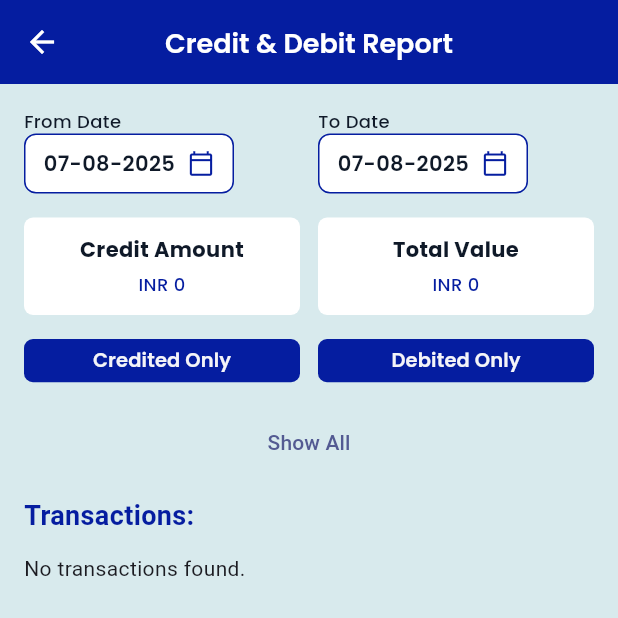
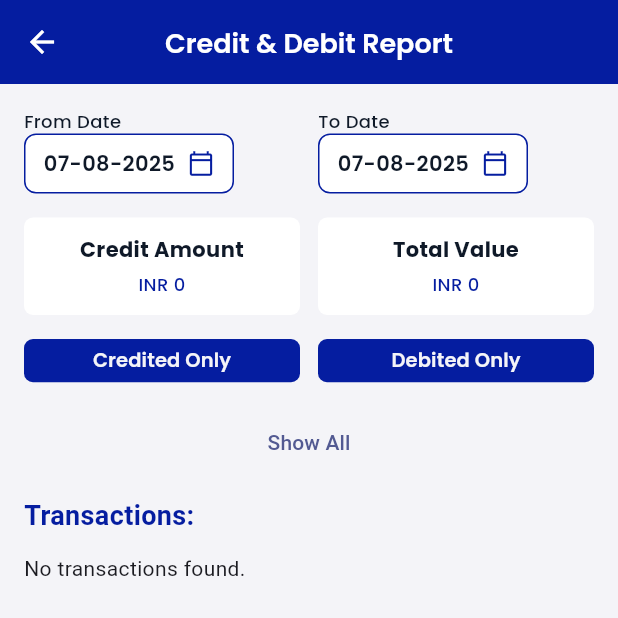
Before and after one commit to shayan5522/Sales-App, a Flutter app: the CreditDebitPage screen opened directly, on a phone screen of 412 x 824 dp, the top half of it. Run offline on Flutter 3.47's test engine with Material 3 defaults, Android fonts, the phone set to English and light mode, and no system bars; our stand-ins replace cloud_firestore, device_preview, firebase_auth, firebase_core, firebase_storage, get and 4 more; missing offline and left inert: dart:ffi; accounts and stored records are empty.

Commit message:
ui_fixes

```diff
--- a/lib/app/ui/screens/owner/Reports/Credit_Debit_Page.dart
+++ b/lib/app/ui/screens/owner/Reports/Credit_Debit_Page.dart
@@ -37,12 +37,17 @@ class _CreditDebitPageState extends State<CreditDebitPage> {
   Widget build(BuildContext context) {
     return Scaffold(
       appBar: const CustomAppbar(title: 'Credit & Debit Report'),
-      backgroundColor: const Color(0xFFD8EAED),
-      body: Obx(() => SingleChildScrollView(
+      backgroundColor: AppColors.backgroundColor,
+      body: Obx(() {
+        if (controller.isLoading.value) {
+          return const Center(child: CircularProgressIndicator(color: AppColors.primary,));
+        }
+        return SingleChildScrollView(
           padding: const EdgeInsets.all(16),
           child: Column(
             crossAxisAlignment: CrossAxisAlignment.start,
             children: [
+
               /// 🔹 DATE PICKERS
               Row(
                 children: [
@@ -52,7 +57,8 @@ class _CreditDebitPageState extends State<CreditDebitPage> {
                       initialDate: _fromDate ?? DateTime.now(),
                       onDateSelected: (date) {
                         setState(() => _fromDate = date);
-                      controller.filterByDateRange(from: _fromDate, to: _toDate);
+                        controller.filterByDateRange(from: _fromDate,
+                            to: _toDate);
                       },
                     ),
                   ),
@@ -63,7 +69,8 @@ class _CreditDebitPageState extends State<CreditDebitPage> {
                       initialDate: _toDate ?? DateTime.now(),
                       onDateSelected: (date) {
                         setState(() => _toDate = date);
-                      controller.filterByDateRange(from: _fromDate, to: _toDate);
+                        controller.filterByDateRange(from: _fromDate,
+                            to: _toDate);
                       },
                     ),
                   ),
@@ -77,14 +84,16 @@ class _CreditDebitPageState extends State<CreditDebitPage> {
                   Expanded(
                     child: CenteredAmountCard(
                       title: "Credit Amount",
-                    subtitle: "INR ${controller.totalCredit.value.toStringAsFixed(0)}",
+                      subtitle: "INR ${controller.totalCredit.value
+                          .toStringAsFixed(0)}",
                     ),
                   ),
                   const SizedBox(width: 12),
                   Expanded(
                     child: CenteredAmountCard(
                       title: "Total Value",
-                    subtitle: "INR ${(controller.totalCredit.value + controller.totalDebit.value).toStringAsFixed(0)}",
+                      subtitle: "INR ${(controller.totalCredit.value +
+                          controller.totalDebit.value).toStringAsFixed(0)}",
                     ),
                   ),
                 ],
@@ -98,14 +107,16 @@ class _CreditDebitPageState extends State<CreditDebitPage> {
                   Expanded(
                     child: SecondaryButton(
                       text: 'Credited Only',
-                    onPressed: () => controller.filterTransactions(type: 'credit'),
+                      onPressed: () =>
+                          controller.filterTransactions(type: 'credit'),
                     ),
                   ),
                   const SizedBox(width: 12),
                   Expanded(
                     child: SecondaryButton(
                       text: 'Debited Only',
-                    onPressed: () => controller.filterTransactions(type: 'debit'),
+                      onPressed: () =>
+                          controller.filterTransactions(type: 'debit'),
                     ),
                   ),
                 ],
@@ -132,7 +143,9 @@ class _CreditDebitPageState extends State<CreditDebitPage> {
               /// 🔹 TRANSACTIONS
               const Text(
                 "Transactions:",
-              style: TextStyle(fontSize: 18, fontWeight: FontWeight.bold, color: AppColors.primary),
+                style: TextStyle(fontSize: 18,
+                    fontWeight: FontWeight.bold,
+                    color: AppColors.primary),
               ),
               const SizedBox(height: 12),
 
@@ -147,7 +160,9 @@ class _CreditDebitPageState extends State<CreditDebitPage> {
               }).toList(),
             ],
           ),
-      )),
+        );
+      }
+      ),
     );
   }
 }
--- a/lib/app/ui/screens/owner/Reports/ExpenseReport/expense_report_controller.dart
+++ b/lib/app/ui/screens/owner/Reports/ExpenseReport/expense_report_controller.dart
@@ -5,6 +5,7 @@ import 'package:get/get.dart';
 class ExpenseReportController extends GetxController {
   final _firestore = FirebaseFirestore.instance;
   final _auth = FirebaseAuth.instance;
+  RxBool isLoading = true.obs;
 
   RxList<Map<String, dynamic>> allExpenses = <Map<String, dynamic>>[].obs;
   RxList<Map<String, dynamic>> filteredExpenses = <Map<String, dynamic>>[].obs;
@@ -14,6 +15,7 @@ class ExpenseReportController extends GetxController {
 
   Future<void> fetchExpenses() async {
     try {
+      isLoading.value = true;
       final uid = _auth.currentUser?.uid;
       if (uid == null) throw Exception("User not logged in");
 
@@ -46,6 +48,9 @@ class ExpenseReportController extends GetxController {
     } catch (e) {
       Get.snackbar("Error", "Failed to fetch expenses: $e");
       print(e);
+    }
+    finally{
+      isLoading.value=false;
     }
   }
 
--- a/lib/app/ui/screens/owner/Reports/ExpenseReport/expense_report_page.dart
+++ b/lib/app/ui/screens/owner/Reports/ExpenseReport/expense_report_page.dart
@@ -33,8 +33,12 @@ class _ExpenseReportPageState extends State<ExpenseReportPage> {
   Widget build(BuildContext context) {
     return Scaffold(
       appBar: const CustomAppbar(title: 'Expense Report'),
-      backgroundColor: const Color(0xFFD8EAED),
+      backgroundColor:  AppColors.backgroundColor,
       body: Obx(() {
+        if (controller.isLoading.value) {
+          return const Center(child: CircularProgressIndicator(color: AppColors.primary,));
+        }
+
         final chartData = controller.getCategoryTotals().entries.map((e) {
           return BarData(label: e.key, value: e.value.toDouble());
         }).toList();
--- a/lib/app/ui/screens/owner/Reports/transaction_view_controller.dart
+++ b/lib/app/ui/screens/owner/Reports/transaction_view_controller.dart
@@ -5,6 +5,7 @@ import 'package:firebase_auth/firebase_auth.dart';
 class TransactionViewController extends GetxController {
   RxList<Map<String, dynamic>> allTransactions = <Map<String, dynamic>>[].obs;
   RxList<Map<String, dynamic>> filteredTransactions = <Map<String, dynamic>>[].obs;
+  RxBool isLoading = true.obs;
 
   RxDouble totalCredit = 0.0.obs;
   RxDouble totalDebit = 0.0.obs;
@@ -17,6 +18,7 @@ class TransactionViewController extends GetxController {
 
   Future<void> fetchTransactions() async {
     try {
+      isLoading.value = true;
       final uid = _auth.currentUser!.uid;
 
       final creditSnap = await _firestore.collection('users').doc(uid).collection('credits').get();
@@ -52,6 +54,9 @@ class TransactionViewController extends GetxController {
     } catch (e) {
       Get.snackbar('Error', 'Failed to load transactions: $e');
     }
+    finally{
+      isLoading.value = false;
+    }
   }
 
   void filterTransactions({String? type}) {
--- a/lib/app/ui/widgets/Expense/Expenselist.dart
+++ b/lib/app/ui/widgets/Expense/Expenselist.dart
@@ -17,7 +17,7 @@ class CustomExpenseListTile extends StatelessWidget {
   @override
   Widget build(BuildContext context) {
     return Container(
-      margin: const EdgeInsets.symmetric(vertical: 6, horizontal: 12),
+      margin: const EdgeInsets.symmetric(vertical: 6, horizontal: 4),
       padding: const EdgeInsets.all(12),
       decoration: BoxDecoration(
         color: Colors.white,
```
Lines whose indentation alone changed are shown as unchanged.
